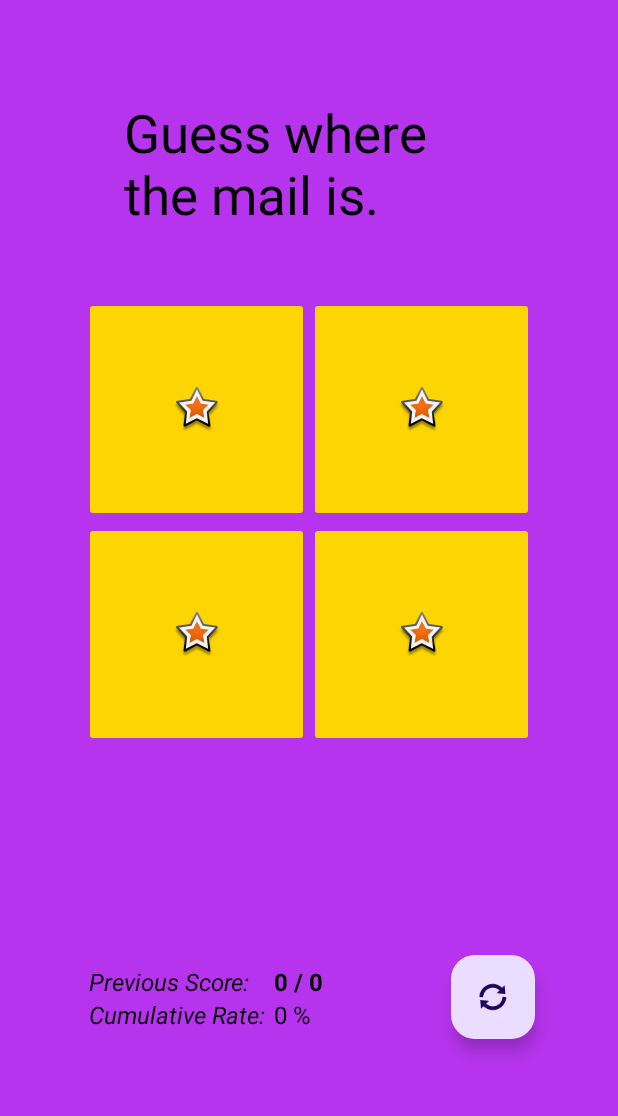
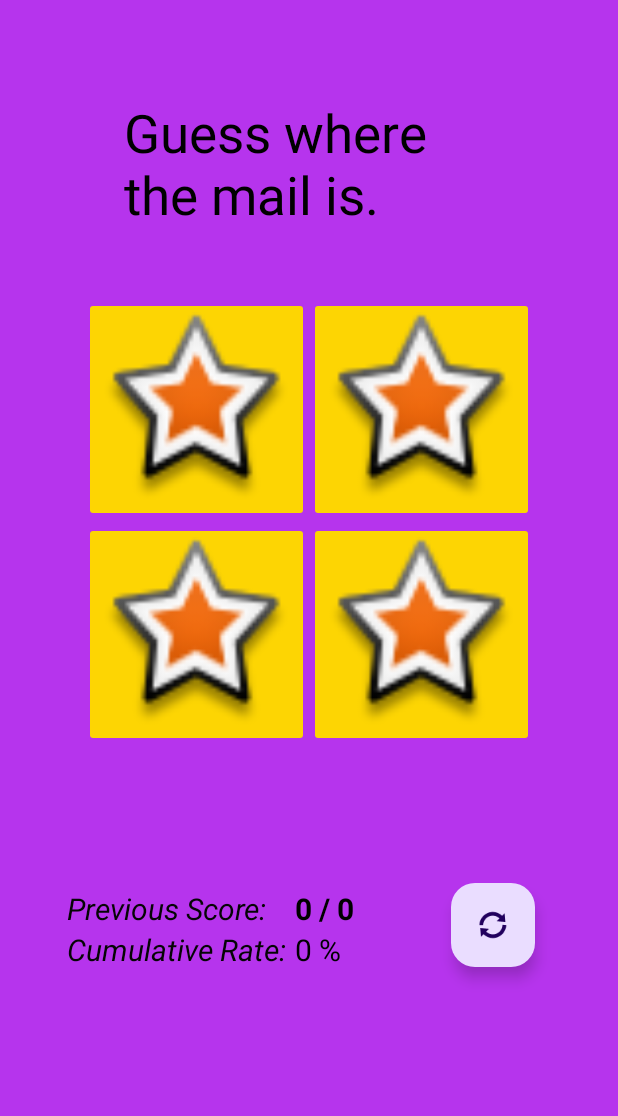
Before and after one commit to miikapihkola/AndroidJavaCourse, an Android app: the Game screen opened directly, with no data from a screen before it, on a phone screen of 412 x 824 dp, the part 96-1212 px from its top. Run offline under Robolectric (Android 15) with nearby library versions, the phone set to English and light mode, and no system bars; libraries missing offline, so code that uses them is left out: com.tencent.mmkv; 3 statements that could not run were skipped.

Commit message:
HT6: Guess game Done HT10: Ajastin Continued logic

```diff
--- a/app/src/main/res/layout/activity_game.xml
+++ b/app/src/main/res/layout/activity_game.xml
@@ -55,6 +55,7 @@
                 android:layout_height="150dp"
                 android:backgroundTint="#FDD503"
                 android:contentDescription="@string/btn_desc"
+                android:scaleType="fitXY"
                 app:srcCompat="@android:drawable/star_big_on" />
 
             <ImageButton
@@ -63,6 +64,7 @@
                 android:layout_height="match_parent"
                 android:backgroundTint="#FDD503"
                 android:contentDescription="@string/btn_desc"
+                android:scaleType="fitXY"
                 app:srcCompat="@android:drawable/star_big_on" />
         </TableRow>
 
@@ -76,6 +78,7 @@
                 android:layout_height="match_parent"
                 android:backgroundTint="#FDD503"
                 android:contentDescription="@string/btn_desc"
+                android:scaleType="fitXY"
                 app:srcCompat="@android:drawable/star_big_on" />
 
             <ImageButton
@@ -84,6 +87,7 @@
                 android:layout_height="150dp"
                 android:backgroundTint="#FDD503"
                 android:contentDescription="@string/btn_desc"
+                android:scaleType="fitXY"
                 app:srcCompat="@android:drawable/star_big_on" />
         </TableRow>
 
@@ -101,7 +105,7 @@
         app:layout_constraintHorizontal_bias="0.845"
         app:layout_constraintStart_toStartOf="parent"
         app:layout_constraintTop_toBottomOf="@+id/tableLayout"
-        app:layout_constraintVertical_bias="0.672"
+        app:layout_constraintVertical_bias="0.44"
         app:srcCompat="@android:drawable/ic_popup_sync" />
 
     <LinearLayout
@@ -111,10 +115,10 @@
         android:padding="5dp"
         app:layout_constraintBottom_toBottomOf="parent"
         app:layout_constraintEnd_toStartOf="@+id/refreshBtn"
-        app:layout_constraintHorizontal_bias="0.402"
+        app:layout_constraintHorizontal_bias="0.398"
         app:layout_constraintStart_toStartOf="parent"
         app:layout_constraintTop_toBottomOf="@+id/tableLayout"
-        app:layout_constraintVertical_bias="0.675">
+        app:layout_constraintVertical_bias="0.45">
 
         <LinearLayout
             android:layout_width="wrap_content"
@@ -127,7 +131,7 @@
                 android:layout_height="wrap_content"
                 android:text="@string/game_points"
                 android:textColor="#050505"
-                android:textSize="16sp"
+                android:textSize="20sp"
                 android:textStyle="italic" />
 
             <TextView
@@ -136,7 +140,7 @@
                 android:layout_height="wrap_content"
                 android:text="@string/game_percent"
                 android:textColor="#050505"
-                android:textSize="16sp"
+                android:textSize="20sp"
                 android:textStyle="italic" />
 
         </LinearLayout>
@@ -153,7 +157,7 @@
                 android:paddingLeft="6dp"
                 android:text="2 / 4"
                 android:textColor="#000000"
-                android:textSize="16sp"
+                android:textSize="20sp"
                 android:textStyle="bold" />
 
             <TextView
@@ -163,7 +167,7 @@
                 android:paddingLeft="6dp"
                 android:text="100%"
                 android:textColor="#000000"
-                android:textSize="16sp" />
+                android:textSize="20sp" />
         </LinearLayout>
     </LinearLayout>
 
```
